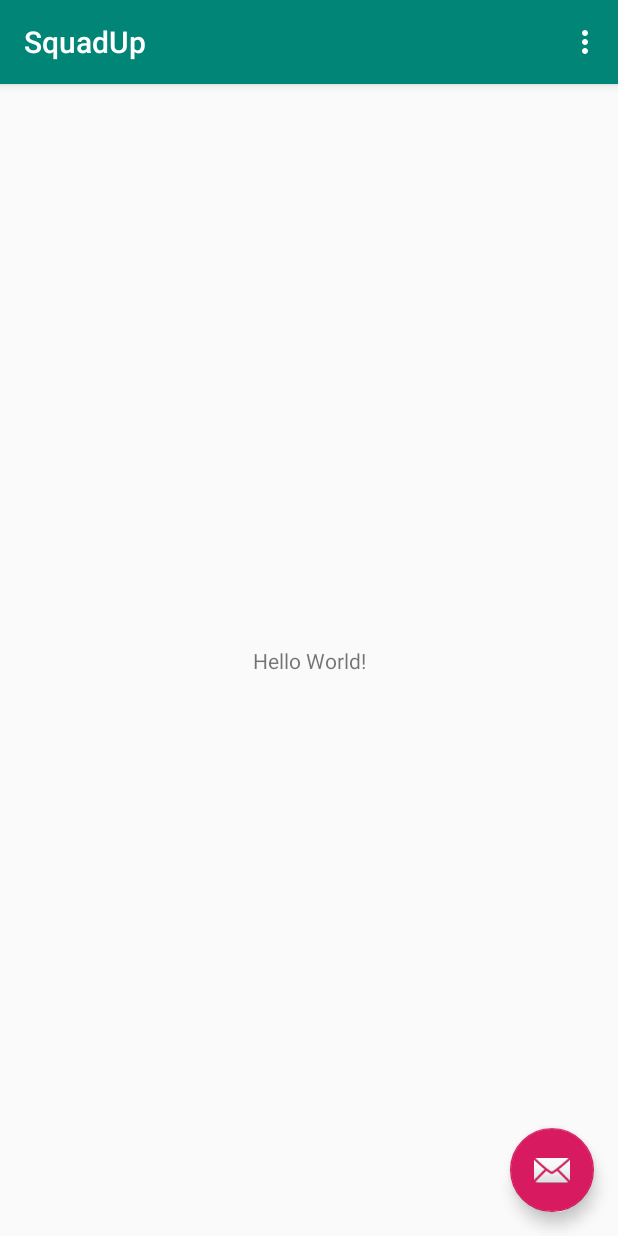
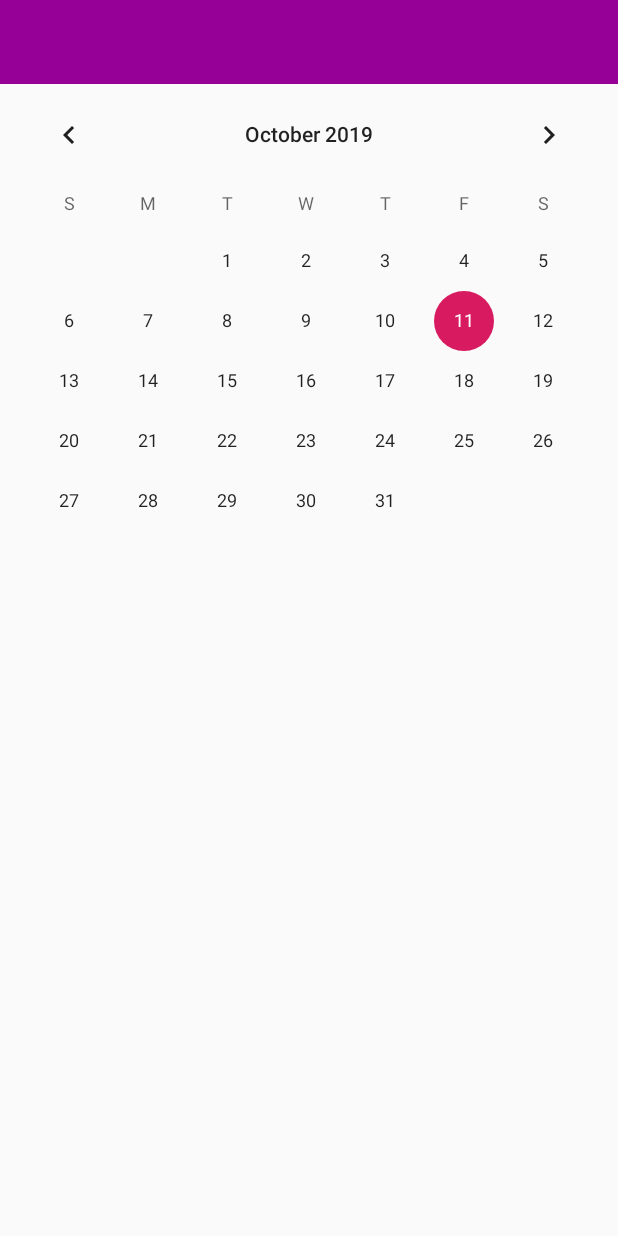
Before and after one commit to mabelleky/Squad-Up, an Android app: the screen it shows after launch (MainActivity), on a phone screen of 412 x 824 dp. Run offline under Robolectric (Android 15) with nearby library versions, the light colour scheme and no system bars.

Commit message:
Begun Screenlayout Development
- Added a new class that allows for the development of a screen with buttons
- Tested adding a calendar
- Attempted to add permissions to the app, will need to prompt the user on startup if thye allow it

Co-Authored-By: alfred-langer-590 <alfred-langer-590@users.noreply.github.com>
Co-Authored-By: Hassaan Abbasi <hassaanabbasi@users.noreply.github.com>
Co-Authored-By: Mabel Le <mabelleky@users.noreply.github.com>
Co-Authored-By: stevenmedeot <stevenmedeot@users.noreply.github.com>

```diff
--- a/app/src/main/AndroidManifest.xml
+++ b/app/src/main/AndroidManifest.xml
@@ -1,6 +1,9 @@
 <?xml version="1.0" encoding="utf-8"?>
 <manifest xmlns:android="http://schemas.android.com/apk/res/android"
     package="com.mash.squadup" >
+
+    <uses-permission android:name="android.permission.INTERNET"/>
+    <uses-permission android:name="android.permission.ACCESS_COARSE_LOCATION"/>
 
     <application
         android:allowBackup="true"
--- a/app/src/main/java/com/mash/squadup/MainActivity.java
+++ b/app/src/main/java/com/mash/squadup/MainActivity.java
@@ -1,52 +1,56 @@
 package com.mash.squadup;
 
+import android.graphics.Color;
 import android.os.Bundle;
-import com.google.android.material.floatingactionbutton.FloatingActionButton;
-import com.google.android.material.snackbar.Snackbar;
 import androidx.appcompat.app.AppCompatActivity;
 import androidx.appcompat.widget.Toolbar;
+
 import android.view.View;
-import android.view.Menu;
-import android.view.MenuItem;
+import android.widget.ArrayAdapter;
+import android.widget.Button;
+import android.widget.CalendarView;
+import android.widget.LinearLayout;
+import android.widget.Spinner;
+
+import com.mash.squadup.Screen.ScreenLayout;
+
+import java.util.ArrayList;
 
 public class MainActivity extends AppCompatActivity {
 
     @Override
     protected void onCreate(Bundle savedInstanceState) {
         super.onCreate(savedInstanceState);
+
         setContentView(R.layout.activity_main);
-        Toolbar toolbar = findViewById(R.id.toolbar);
-        setSupportActionBar(toolbar);
+        LinearLayout view = (LinearLayout)findViewById(R.id.myLayout);
 
-       FloatingActionButton fab = findViewById(R.id.fab);
-        fab.setOnClickListener(new View.OnClickListener() {
-            @Override
-            public void onClick(View view) {
-                Snackbar.make(view, "Replace with your own action", Snackbar.LENGTH_LONG)
-                        .setAction("Action", null).show();
-            }
-        });
-    }
+        Toolbar toolBarOne = new Toolbar(this);
 
-    @Override
-    public boolean onCreateOptionsMenu(Menu menu) {
-        // Inflate the menu; this adds items to the action bar if it is present.
-        getMenuInflater().inflate(R.menu.menu_main, menu);
-        return true;
-    }
+        Spinner spinner = new Spinner(this);
+        view.addView(toolBarOne);
+        toolBarOne.setBackgroundColor(Color.rgb(150, 0, 150));
 
-    @Override
-    public boolean onOptionsItemSelected(MenuItem item) {
-        // Handle action bar item clicks here. The action bar will
-        // automatically handle clicks on the Home/Up button, so long
-        // as you specify a parent activity in AndroidManifest.xml.
-        int id = item.getItemId();
+        ScreenLayout screenlayout = new ScreenLayout(this, view);
+        CalendarView cView = new CalendarView(this);
 
-        //noinspection SimplifiableIfStatement
-        if (id == R.id.action_settings) {
-            return true;
-        }
+        //screenlayout.AddButton("Settings", Color.RED);
+        //screenlayout.AddButton("Test Huehuehue");
+        view.addView(cView);
 
-        return super.onOptionsItemSelected(item);
+
+        /*
+        Spinner spinner = new Spinner(this);
+        ArrayList<String> list = new ArrayList<>();
+        list.add("Settings");
+        list.add("Main Menu");
+        ArrayAdapter<String> arrayAdapter = new ArrayAdapter<>(this, android.R.layout.simple_spinner_item, list);
+        arrayAdapter.setDropDownViewResource(android.R.layout.simple_spinner_dropdown_item);
+        spinner.setAdapter(arrayAdapter);
+        Toolbar toolBarOne = new Toolbar(this);
+        toolBarOne.addView(spinner);
+        toolBarOne.setBackgroundColor(Color.rgb(150, 150, 55));
+        setSupportActionBar(toolBarOne);
+        */
     }
 }
--- /dev/null
+++ b/app/src/main/java/com/mash/squadup/Screen/ScreenLayout.java
@@ -0,0 +1,42 @@
+package com.mash.squadup.Screen;
+
+import android.content.Context;
+import android.graphics.Color;
+import android.view.View;
+import android.widget.Button;
+import android.widget.LinearLayout;
+import android.widget.Toolbar;
+
+import java.util.ArrayList;
+
+public class ScreenLayout
+{
+    private Context m_context;
+    private LinearLayout m_layout;
+    public ArrayList<View> screenViews = new ArrayList<>();
+
+    public ScreenLayout(Context context, LinearLayout layout)
+    {
+        m_context = context;
+        m_layout = layout;
+    }
+    public Button AddButton(String text)
+    {
+        Button button = new Button(m_context);
+        button.setText(text);
+        m_layout.addView(button);
+        screenViews.add(button);
+        return button;
+    }
+    public Button AddButton(String text, int color)
+    {
+        Button button = AddButton(text);
+        button.setBackgroundColor(color);
+        return button;
+    }
+
+    public void ButtonOnClicked(Button button, View.OnClickListener listener)
+    {
+        button.setOnClickListener(listener);
+    }
+}
--- a/app/src/main/res/layout/activity_main.xml
+++ b/app/src/main/res/layout/activity_main.xml
@@ -1,34 +1,15 @@
 <?xml version="1.0" encoding="utf-8"?>
-<androidx.coordinatorlayout.widget.CoordinatorLayout
-    xmlns:android="http://schemas.android.com/apk/res/android"
+<androidx.coordinatorlayout.widget.CoordinatorLayout xmlns:android="http://schemas.android.com/apk/res/android"
     xmlns:app="http://schemas.android.com/apk/res-auto"
     xmlns:tools="http://schemas.android.com/tools"
     android:layout_width="match_parent"
     android:layout_height="match_parent"
     tools:context=".MainActivity">
 
-    <com.google.android.material.appbar.AppBarLayout
-        android:layout_height="wrap_content"
+    <LinearLayout
+        android:id="@+id/myLayout"
         android:layout_width="match_parent"
-        android:theme="@style/AppTheme.AppBarOverlay">
-
-        <androidx.appcompat.widget.Toolbar
-            android:id="@+id/toolbar"
-            android:layout_width="match_parent"
-            android:layout_height="?attr/actionBarSize"
-            android:background="?attr/colorPrimary"
-            app:popupTheme="@style/AppTheme.PopupOverlay" />
-
-    </com.google.android.material.appbar.AppBarLayout>
-
-    <include layout="@layout/content_main"/>
-
-    <com.google.android.material.floatingactionbutton.FloatingActionButton
-        android:id="@+id/fab"
-        android:layout_width="wrap_content"
-        android:layout_height="wrap_content"
-        android:layout_gravity="bottom|end"
-        android:layout_margin="@dimen/fab_margin"
-        app:srcCompat="@android:drawable/ic_dialog_email" />
+        android:layout_height="match_parent"
+        android:orientation="vertical"/>
 
 </androidx.coordinatorlayout.widget.CoordinatorLayout>
--- a/app/src/main/res/layout/content_main.xml
+++ /dev/null
@@ -1,21 +0,0 @@
-<?xml version="1.0" encoding="utf-8"?>
-<androidx.constraintlayout.widget.ConstraintLayout
-    xmlns:android="http://schemas.android.com/apk/res/android"
-    xmlns:tools="http://schemas.android.com/tools"
-    xmlns:app="http://schemas.android.com/apk/res-auto"
-    android:layout_width="match_parent"
-    android:layout_height="match_parent"
-    app:layout_behavior="@string/appbar_scrolling_view_behavior"
-    tools:showIn="@layout/activity_main"
-    tools:context=".MainActivity">
-
-    <TextView
-        android:layout_width="wrap_content"
-        android:layout_height="wrap_content"
-        android:text="Hello World!"
-        app:layout_constraintBottom_toBottomOf="parent"
-        app:layout_constraintLeft_toLeftOf="parent"
-        app:layout_constraintRight_toRightOf="parent"
-        app:layout_constraintTop_toTopOf="parent" />
-
-</androidx.constraintlayout.widget.ConstraintLayout>
--- a/app/src/main/res/menu/menu_main.xml
+++ /dev/null
@@ -1,9 +0,0 @@
-<menu xmlns:android="http://schemas.android.com/apk/res/android"
-    xmlns:app="http://schemas.android.com/apk/res-auto"
-    xmlns:tools="http://schemas.android.com/tools"
-    tools:context="com.mash.squadup.MainActivity" >
-    <item android:id="@+id/action_settings"
-        android:title="@string/action_settings"
-        android:orderInCategory="100"
-        app:showAsAction="never" />
-</menu>
```
